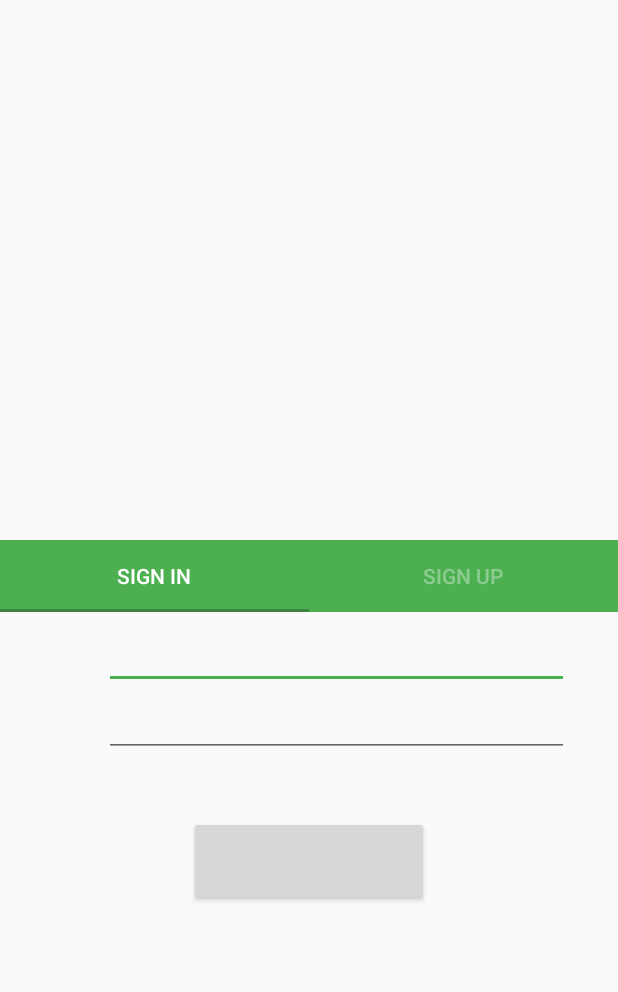
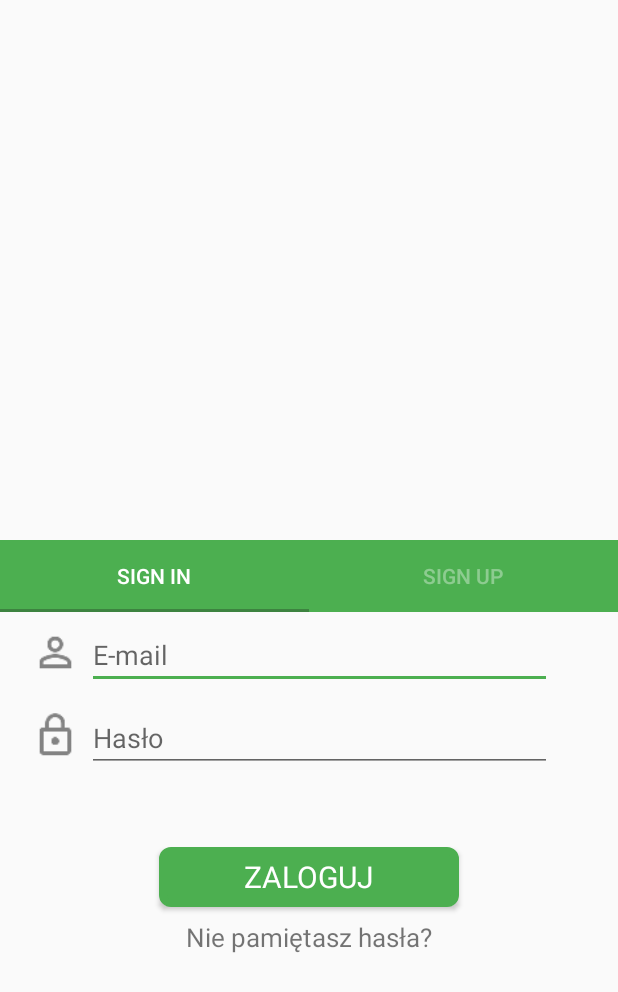
Before and after one commit to swaciox/HelpMate2, an Android app: the screen it shows after launch (LoginActivity), on a phone screen of 412 x 824 dp. Shown: the top 992 px of the screen. Run offline under Robolectric (Android 15) with nearby library versions, the phone set to English and light mode, and no system bars.

Commit message:
Zmiany głównie w layout

```diff
--- a/app/src/main/res/drawable-xxhdpi/button_rounded_corners.xml
+++ b/app/src/main/res/drawable-xxhdpi/button_rounded_corners.xml
@@ -3,8 +3,8 @@
     <item>
         <shape android:shape="rectangle">
             <solid android:color="@color/colorPrimary"/>
-            <stroke android:color="@color/colorPrimary" android:width="2dp" />
-            <corners android:radius="15dp" />
+            <stroke android:color="@color/colorPrimary" android:width="5dp" />
+            <corners android:radius="5dp" />
         </shape>
     </item>
 </selector>
--- a/app/src/main/res/layout/activity_login.xml
+++ b/app/src/main/res/layout/activity_login.xml
@@ -7,7 +7,6 @@
     android:layout_height="match_parent"
     android:fitsSystemWindows="true"
     tools:context="com.example.verunex.helpmate.LoginActivity">
-
 
 
     <RelativeLayout
@@ -44,9 +43,7 @@
             android:layout_width="match_parent"
             android:layout_height="360dp"
             android:id="@+id/background"
-            android:layout_alignParentTop="true"
-            android:layout_alignParentStart="true">
-
+            >
 
         </RelativeLayout>
 
--- a/app/src/main/res/layout/login_sub_page.xml
+++ b/app/src/main/res/layout/login_sub_page.xml
@@ -1,4 +1,5 @@
 <RelativeLayout xmlns:android="http://schemas.android.com/apk/res/android"
+    xmlns:app="http://schemas.android.com/apk/res-auto"
     xmlns:tools="http://schemas.android.com/tools"
     android:layout_width="match_parent"
     android:layout_height="match_parent"
@@ -17,24 +18,24 @@
         android:layout_alignParentStart="true">
 
         <Button
-
+            android:background="@drawable/button_rounded_corners"
             android:textColor="@color/colorTextIcons"
             android:textSize="20sp"
             android:fontFamily="sans-serif"
-            android:layout_height="60dp"
+            android:layout_height="40dp"
             android:id="@+id/buttonSignIn"
-
-            android:layout_width="160dp"
+            android:text="@string/login"
+            android:layout_width="200dp"
             android:layout_below="@+id/registerPassword"
             android:layout_centerHorizontal="true"
-            android:layout_marginTop="39dp" />
+            android:layout_marginTop="50dp" />
 
         <ImageView
-            android:layout_width="32dp"
-            android:layout_height="32dp"
-
+            android:layout_width="42dp"
+            android:layout_height="42dp"
+            android:src="@drawable/person_outline"
             android:id="@+id/imageMail"
-            android:layout_marginLeft="5dp"
+            android:layout_marginLeft="0dp"
             android:layout_marginTop="0dp"
             android:layout_alignParentTop="true"
             android:layout_alignParentStart="true" />
@@ -44,6 +45,7 @@
             android:id="@+id/imageLock"
             android:layout_width="42dp"
             android:layout_height="42dp"
+            android:src="@drawable/ic_lock_outline"
             android:layout_alignTop="@+id/registerPassword"
             android:layout_alignParentStart="true" />
 
@@ -53,13 +55,12 @@
             android:inputType="textEmailAddress"
             android:ems="10"
             android:id="@+id/registerEmailAddress"
-
+            android:hint="@string/email"
             android:fontFamily="sans-serif"
             android:textColor="@color/colorTextPrimary"
             android:layout_weight="1"
             android:layout_alignParentTop="true"
-            android:layout_toEndOf="@+id/imageLock"
-            android:layout_marginStart="11dp" />
+            android:layout_toEndOf="@+id/imageLock" />
 
         <EditText
             android:layout_width="310dp"
@@ -67,13 +68,24 @@
             android:inputType="textPassword"
             android:ems="10"
             android:id="@+id/registerPassword"
-
+            android:hint="@string/password"
             android:fontFamily="sans-serif"
             android:textColor="@color/colorTextPrimary"
             android:layout_weight="1"
-            android:layout_marginTop="0dp"
+            android:layout_marginTop="10dp"
             android:layout_below="@+id/registerEmailAddress"
             android:layout_alignStart="@+id/registerEmailAddress" />
+
+        <TextView
+            android:text="@string/remember_password"
+            android:textAlignment="center"
+            android:layout_width="wrap_content"
+            android:layout_height="wrap_content"
+            android:layout_marginTop="8dp"
+            android:textSize="17dp"
+            android:id="@+id/textView"
+            android:layout_below="@+id/buttonSignIn"
+            android:layout_centerHorizontal="true" />
 
 
     </RelativeLayout>
--- a/app/src/main/res/layout/register_sub_page.xml
+++ b/app/src/main/res/layout/register_sub_page.xml
@@ -86,14 +86,14 @@
 
         <Button
             android:text="@string/register"
-            android:layout_marginTop="5dp"
+            android:layout_marginTop="10dp"
             android:background="@drawable/button_rounded_corners"
             android:textColor="@color/colorTextIcons"
             android:textSize="20sp"
             android:fontFamily="sans-serif"
-            android:layout_height="60dp"
+            android:layout_height="40dp"
             android:id="@+id/buttonSignUp"
-            android:layout_width="160dp"
+            android:layout_width="200dp"
             android:layout_below="@+id/registerRepeatPassword"
             android:layout_centerHorizontal="true" />
 
--- a/app/src/main/res/values/strings.xml
+++ b/app/src/main/res/values/strings.xml
@@ -6,4 +6,7 @@
     <string name="action_settings">Setting</string>
     <string name="login">Zaloguj</string>
     <string name="register">Zarejestruj</string>
+    <string name="sign_in">Zaloguj się</string>
+    <string name="sign_up">Utwórz konto</string>
+    <string name="remember_password">Nie pamiętasz hasła?</string>
 </resources>
```
Also changed, not shown: app/src/main/res/drawable/background.jpg (added).
